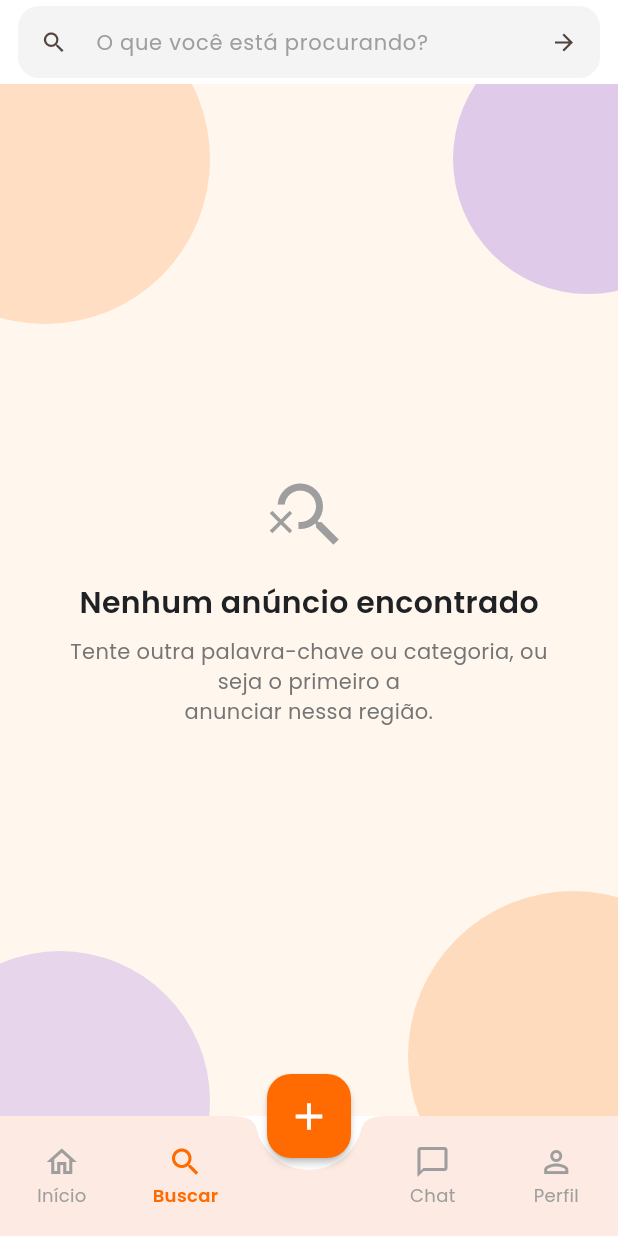
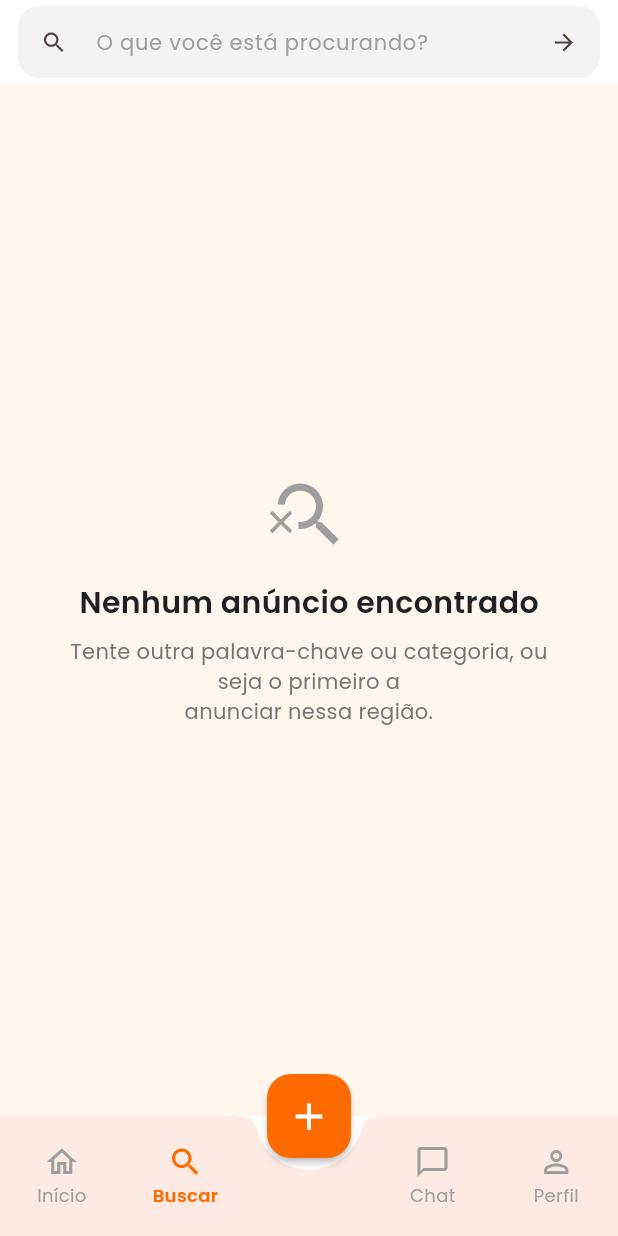
Before and after one commit to leunamesoftware/leuplace, a Flutter app: the SearchScreen screen opened by its route, on a phone screen of 412 x 824 dp. Run offline on Flutter 3.47's test engine with Material 3 defaults, Android fonts, the phone set to English and light mode, and no system bars; our stand-ins replace cloud_firestore, firebase_auth, firebase_core, firebase_storage, flutter_riverpod, go_router and 3 more; accounts and stored records are empty.

Commit message:
fix: remove as bolinhas do fundo decorativo
Ficou com aparência de "bolhas" flutuando, não combinou. Mantém só o
tom creme de fundo, sem as manchas circulares.

Co-Authored-By: Claude Sonnet 5 <noreply@anthropic.com>
Claude-Session: https://claude.ai/code/session_01NeaR7mb7hA3ppBD6bwaoZL

```diff
--- a/lib/widgets/decorative_background.dart
+++ b/lib/widgets/decorative_background.dart
@@ -1,10 +1,7 @@
 import 'package:flutter/material.dart';
 
-import '../core/theme/app_colors.dart';
-
-/// Fundo decorativo (gradiente creme + manchas laranja/roxo) usado nas telas
-/// de abertura e cadastro/login, para dar a mesma identidade visual em todo
-/// o fluxo de entrada no app.
+/// Fundo levemente creme usado nas telas de abertura e cadastro/login, para
+/// dar uma identidade visual consistente sem elementos gráficos chamativos.
 class DecorativeBackground extends StatelessWidget {
   const DecorativeBackground({super.key, required this.child});
 
@@ -12,43 +9,9 @@ class DecorativeBackground extends StatelessWidget {
 
   @override
   Widget build(BuildContext context) {
-    return Stack(
-      children: [
-        Positioned.fill(
-          child: DecoratedBox(
-            decoration: const BoxDecoration(color: Color(0xFFFFF7EE)),
-          ),
-        ),
-        Positioned(
-          top: -60,
-          left: -80,
-          child: _blob(220, AppColors.primary.withOpacity(0.18)),
-        ),
-        Positioned(
-          top: -40,
-          right: -70,
-          child: _blob(180, AppColors.secondary.withOpacity(0.22)),
-        ),
-        Positioned(
-          bottom: -90,
-          left: -60,
-          child: _blob(200, AppColors.secondary.withOpacity(0.16)),
-        ),
-        Positioned(
-          bottom: -70,
-          right: -80,
-          child: _blob(220, AppColors.primary.withOpacity(0.20)),
-        ),
-        child,
-      ],
-    );
-  }
-
-  Widget _blob(double size, Color color) {
-    return Container(
-      width: size,
-      height: size,
-      decoration: BoxDecoration(shape: BoxShape.circle, color: color),
+    return DecoratedBox(
+      decoration: const BoxDecoration(color: Color(0xFFFFF7EE)),
+      child: child,
     );
   }
 }
```
